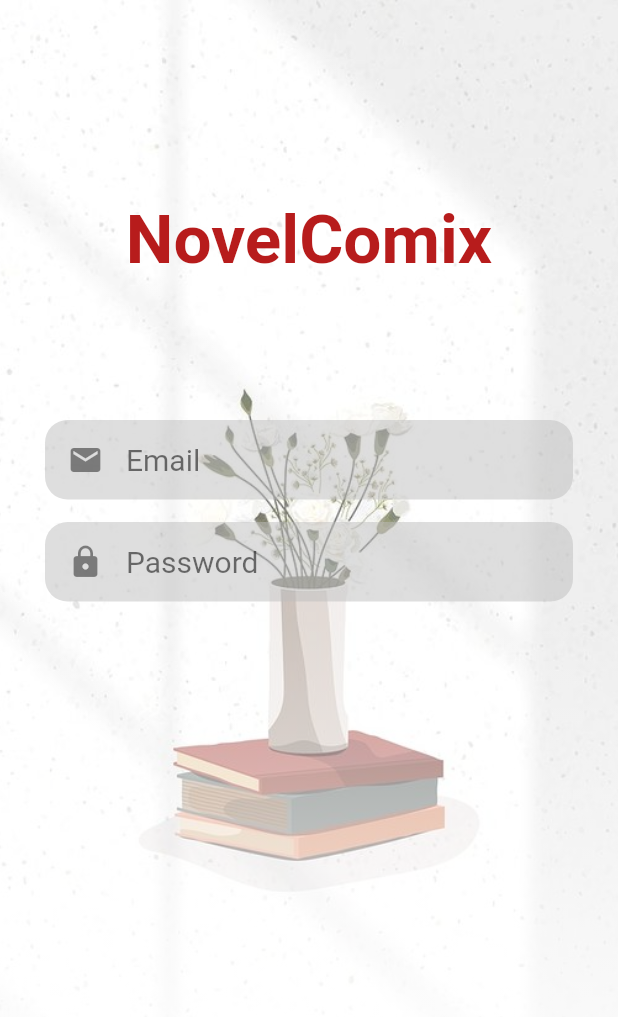
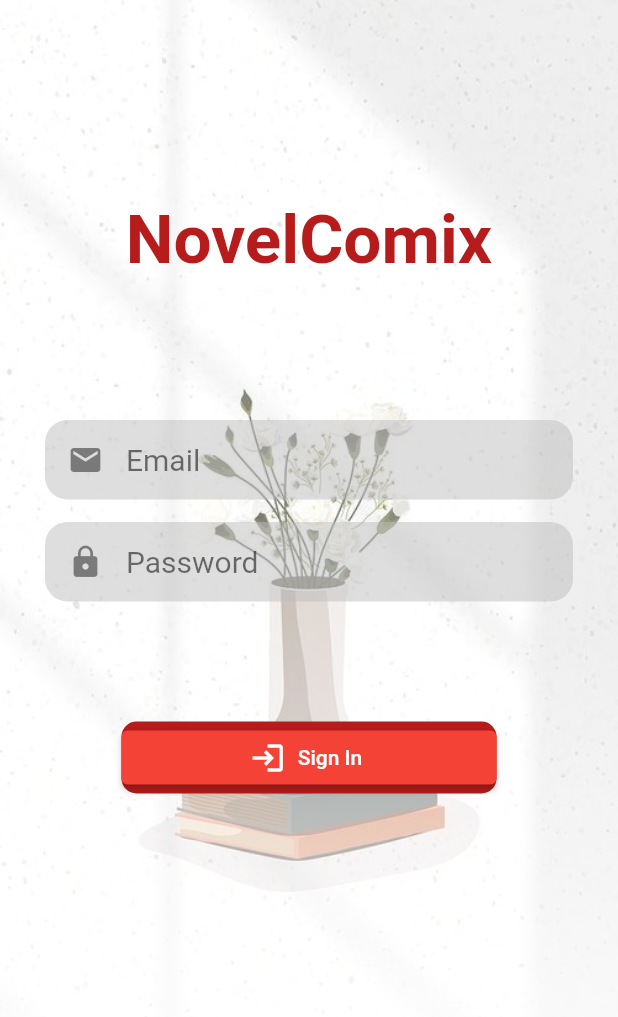
Before and after one commit to PauThing/6002CEM_Whatever, a Flutter app: the screen it shows after launch, on a phone screen of 412 x 824 dp. Shown: the top 1017 px of the screen. Run offline on Flutter 3.47's test engine with Material 2 defaults, Android fonts, the phone set to English and light mode, and no system bars.

Commit message:
Login Button Added

```diff
--- a/novelcomix_app/lib/sign_in.dart
+++ b/novelcomix_app/lib/sign_in.dart
@@ -86,15 +86,19 @@ class SignIn extends StatelessWidget {
                 Column(
                   children: [
                     SizedBox(
-                      height: 40,
+                      height: 80,
                     ),
                     Container(
-                      width: double.infinity,
+                      width: 250,
                       decoration: BoxDecoration(
                         color: Color(0xFFB71C1C),
-                        borderRadius: BorderRadius.circular(15),
+                        borderRadius: BorderRadius.circular(10),
                       ),
-                      //Need to add button
+                      child: ElevatedButton.icon(
+                        onPressed: () {},
+                        icon: Icon(Icons.login,),
+                        label: Text('Sign In'),
+                      ), //Need to add button
                     ),
                   ],
                 ),
```
Also changed, not shown: 1 other file.
